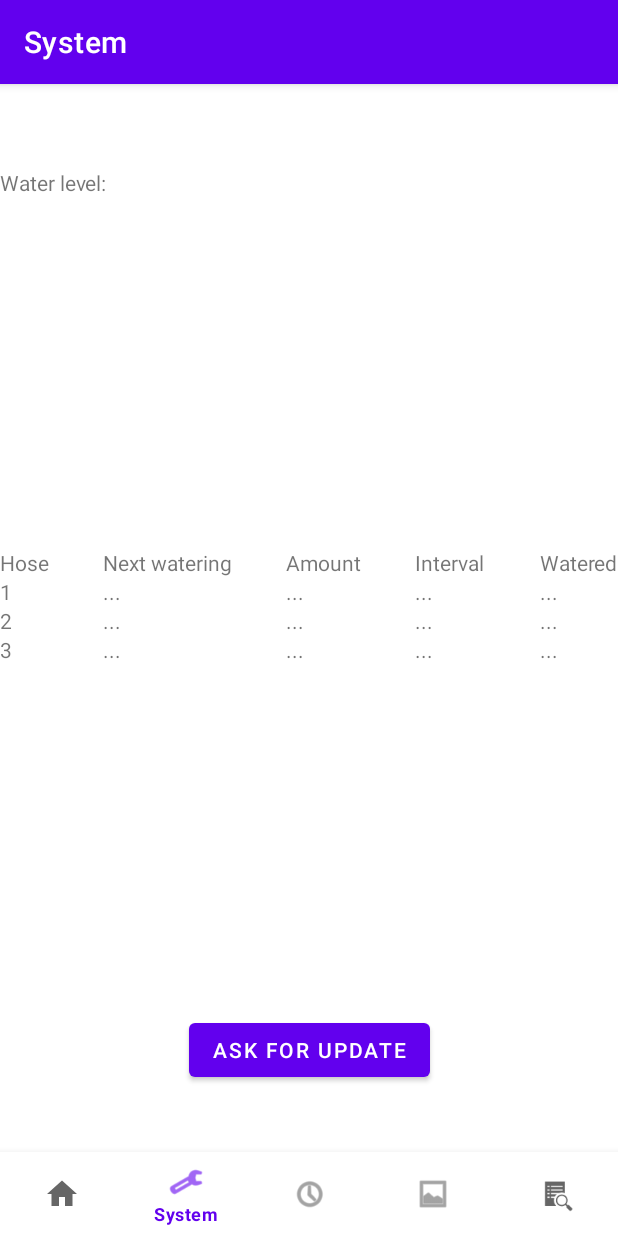
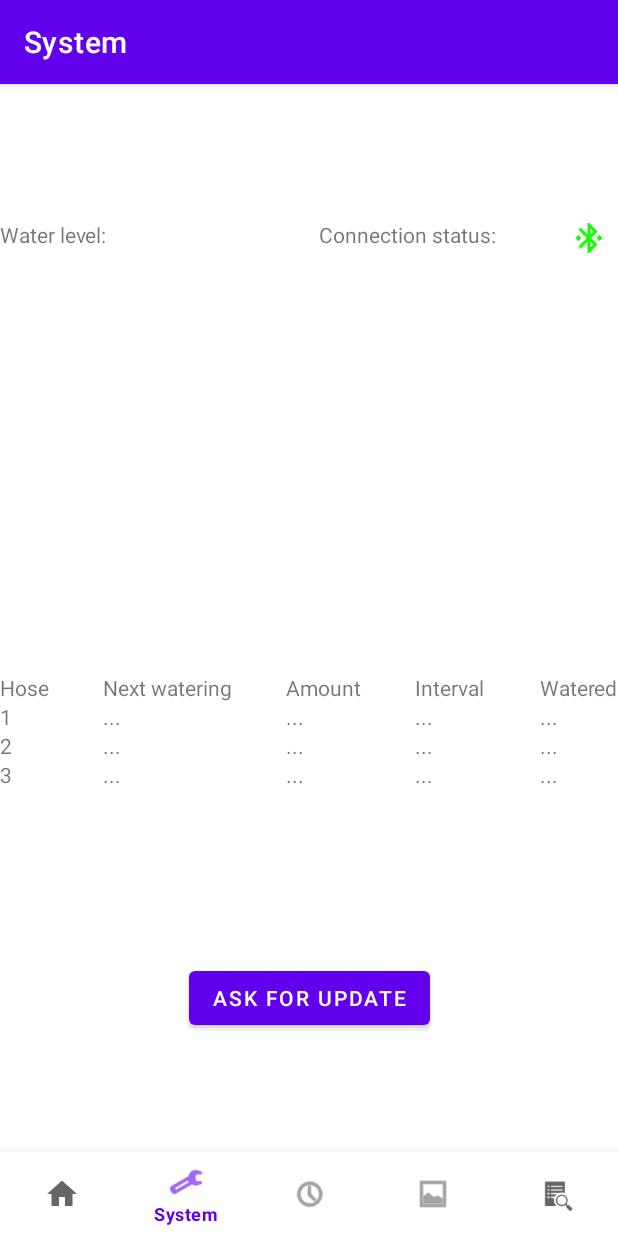
Before and after one commit to heriique/WaterPlants4, an Android app: the SystemFragment screen opened through its navigation route, on a phone screen of 412 x 824 dp. Run offline under Robolectric (Android 15) with nearby library versions, the phone set to English and light mode, and no system bars; our stand-ins replace navigation-ui.

Commit message:
Added connection status icon and disconnect button

```diff
--- a/app/src/main/java/com/example/waterplants/MainActivity.kt
+++ b/app/src/main/java/com/example/waterplants/MainActivity.kt
@@ -14,7 +14,7 @@ class MainActivity : AppCompatActivity() {
 
     private lateinit var binding: ActivityMainBinding
 
-    lateinit var model: Model
+    private lateinit var model: Model
     override fun onCreate(savedInstanceState: Bundle?) {
         super.onCreate(savedInstanceState)
 
--- a/app/src/main/java/com/example/waterplants/model/Model.kt
+++ b/app/src/main/java/com/example/waterplants/model/Model.kt
@@ -95,6 +95,7 @@ class Model private constructor(owner: AppCompatActivity) {
                     systemPlantList[i].intervalDays = ints[i * 5 + 1]
                     systemPlantList[i].amount = ints[i * 5 + 2]
                     systemPlantList[i].hourOfDay = ints[i * 5 + 3]
+                    @Suppress("ControlFlowWithEmptyBody")
                     systemPlantList[i].watered = ints[i * 5 + 4] != 0
                 }
                 systemPlants.postValue(systemPlantList)
@@ -107,7 +108,7 @@ class Model private constructor(owner: AppCompatActivity) {
             }
             // System is sending a message to display in app
             else if (msg[0] == 'i') {
-                Toast.makeText(instance!!._owner, "${msg.substring(1)}",Toast.LENGTH_SHORT).show()
+                Toast.makeText(instance!!._owner, msg.substring(1),Toast.LENGTH_SHORT).show()
             }
         }
         return true
--- a/app/src/main/java/com/example/waterplants/ui/home/HomeFragment.kt
+++ b/app/src/main/java/com/example/waterplants/ui/home/HomeFragment.kt
@@ -5,11 +5,11 @@ import android.view.LayoutInflater
 import android.view.View
 import android.view.ViewGroup
 import android.widget.Button
-import android.widget.TextView
+import android.widget.ImageView
 import androidx.fragment.app.Fragment
 import androidx.lifecycle.ViewModelProvider
+import com.example.waterplants.R
 import com.example.waterplants.databinding.FragmentHomeBinding
-import com.example.waterplants.model.Model
 
 class HomeFragment : Fragment() {
 
@@ -31,12 +31,25 @@ class HomeFragment : Fragment() {
         _binding = FragmentHomeBinding.inflate(inflater, container, false)
         val root: View = binding.root
 
-        val textView: TextView = binding.textHome
-        homeViewModel.text.observe(viewLifecycleOwner) {
-            textView.text = it
-        }
         val buttonConnect: Button = binding.buttonConnect
         buttonConnect.setOnClickListener { homeViewModel.connect() }
+
+        // Image
+        val imageView: ImageView = binding.imageView
+        homeViewModel.isConnected.observe(viewLifecycleOwner) {
+            if (it == false) {
+                imageView.setImageResource(R.drawable.baseline_bluetooth_disabled_24)
+                buttonConnect.setOnClickListener { homeViewModel.connect() }
+                buttonConnect.text = getString(R.string.home_connect)
+            }
+            else {
+                imageView.setImageResource(R.drawable.baseline_bluetooth_connected_24)
+                buttonConnect.setOnClickListener {homeViewModel.disconnect()}
+                buttonConnect.text = getString(R.string.home_disconnect)
+            }
+        }
+
+
         return root
     }
 
--- a/app/src/main/java/com/example/waterplants/ui/home/HomeViewModel.kt
+++ b/app/src/main/java/com/example/waterplants/ui/home/HomeViewModel.kt
@@ -7,12 +7,13 @@ import com.example.waterplants.model.Model
 
 class HomeViewModel: ViewModel() {
 
-    private val _text = MutableLiveData<String>().apply {
-        value = "Welcome to PlanteVanner 11000!"
-    }
-    val text: LiveData<String> = _text
+    val isConnected: LiveData<Boolean> get() {return Model.getInstance(null)?.bluetooth?.isConnected ?: MutableLiveData(false) }
 
     fun connect() {
         Model.getInstance(null)?.bluetooth?.connect()
     }
+
+    fun disconnect() {
+        Model.getInstance(null)?.bluetooth?.disconnect()
+    }
 }
--- a/app/src/main/java/com/example/waterplants/ui/schedule/ScheduleViewModel.kt
+++ b/app/src/main/java/com/example/waterplants/ui/schedule/ScheduleViewModel.kt
@@ -7,7 +7,7 @@ import androidx.lifecycle.ViewModel
 class ScheduleViewModel : ViewModel() {
 
     private val _text = MutableLiveData<String>().apply {
-        value = "This is dashboard Fragment"
+        value = "This is schedule Fragment"
     }
     val text: LiveData<String> = _text
 }
--- a/app/src/main/java/com/example/waterplants/ui/system/SystemFragment.kt
+++ b/app/src/main/java/com/example/waterplants/ui/system/SystemFragment.kt
@@ -7,6 +7,7 @@ import android.view.LayoutInflater
 import android.view.View
 import android.view.ViewGroup
 import android.widget.Button
+import android.widget.ImageView
 import com.example.waterplants.R
 import com.example.waterplants.databinding.FragmentSystemBinding
 import com.example.waterplants.model.Model
@@ -167,6 +168,16 @@ class SystemFragment : Fragment() {
             systemViewModel.askForSystemStatus()
         }
 
+        // Image
+        val imageView: ImageView = binding.imageView
+        systemViewModel.isConnected.observe(viewLifecycleOwner) {
+            if (it == false)
+                imageView.setImageResource(R.drawable.baseline_bluetooth_disabled_24)
+
+            else
+                imageView.setImageResource(R.drawable.baseline_bluetooth_connected_24)
+        }
+
         return root
     }
 
--- a/app/src/main/java/com/example/waterplants/ui/system/SystemViewModel.kt
+++ b/app/src/main/java/com/example/waterplants/ui/system/SystemViewModel.kt
@@ -2,7 +2,6 @@ package com.example.waterplants.ui.system
 
 import androidx.lifecycle.LiveData
 import androidx.lifecycle.MutableLiveData
-import androidx.lifecycle.Transformations
 import androidx.lifecycle.ViewModel
 import com.example.waterplants.model.Model
 import com.example.waterplants.model.Plant
@@ -10,6 +9,7 @@ import com.example.waterplants.model.Plant
 class SystemViewModel : ViewModel() {
     val systemWaterLevel: LiveData<Int?> = Model.getInstance(null)?.systemWaterLevel!!
     val systemPlants: LiveData<List<Plant>> = Model.getInstance(null)?.systemPlants!!
+    val isConnected: LiveData<Boolean> get() {return Model.getInstance(null)?.bluetooth?.isConnected ?: MutableLiveData(false) }
 
     fun askForSystemStatus() {
         Model.getInstance(null)?.askForSystemStatus()
--- /dev/null
+++ b/app/src/main/res/drawable/baseline_bluetooth_connected_24.xml
@@ -0,0 +1,5 @@
+<vector android:height="24dp" android:tint="#12FD00"
+    android:viewportHeight="24" android:viewportWidth="24"
+    android:width="24dp" xmlns:android="http://schemas.android.com/apk/res/android">
+    <path android:fillColor="@android:color/white" android:pathData="M7,12l-2,-2 -2,2 2,2 2,-2zM17.71,7.71L12,2h-1v7.59L6.41,5 5,6.41 10.59,12 5,17.59 6.41,19 11,14.41L11,22h1l5.71,-5.71 -4.3,-4.29 4.3,-4.29zM13,5.83l1.88,1.88L13,9.59L13,5.83zM14.88,16.29L13,18.17v-3.76l1.88,1.88zM19,10l-2,2 2,2 2,-2 -2,-2z"/>
+</vector>
--- /dev/null
+++ b/app/src/main/res/drawable/baseline_bluetooth_disabled_24.xml
@@ -0,0 +1,5 @@
+<vector android:height="24dp" android:tint="#FD0001"
+    android:viewportHeight="24" android:viewportWidth="24"
+    android:width="24dp" xmlns:android="http://schemas.android.com/apk/res/android">
+    <path android:fillColor="@android:color/white" android:pathData="M13,5.83l1.88,1.88 -1.6,1.6 1.41,1.41 3.02,-3.02L12,2h-1v5.03l2,2v-3.2zM5.41,4L4,5.41 10.59,12 5,17.59 6.41,19 11,14.41V22h1l4.29,-4.29 2.3,2.29L20,18.59 5.41,4zM13,18.17v-3.76l1.88,1.88L13,18.17z"/>
+</vector>
--- a/app/src/main/res/layout/fragment_system.xml
+++ b/app/src/main/res/layout/fragment_system.xml
@@ -6,13 +6,40 @@
     android:layout_height="match_parent"
     tools:context=".ui.system.SystemFragment">
 
-    <TextView
-        android:id="@+id/text_system_water_level"
+    <LinearLayout
+        android:id="@+id/layout_linear"
         android:layout_width="match_parent"
         android:layout_height="wrap_content"
-        android:text="@string/system_water_level"
+        android:layout_marginBottom="243dp"
+        android:orientation="horizontal"
+        app:layout_constraintBottom_toTopOf="@+id/tableLayout"
+        app:layout_constraintEnd_toEndOf="parent"
         app:layout_constraintStart_toStartOf="parent"
-        app:layout_constraintTop_toTopOf="parent" />
+        app:layout_constraintTop_toTopOf="parent">
+
+        <TextView
+            android:id="@+id/text_system_water_level"
+            android:layout_width="wrap_content"
+            android:layout_height="wrap_content"
+            android:layout_weight="10"
+            android:text="@string/system_water_level" />
+
+        <TextView
+            android:id="@+id/text_system_connection"
+            android:layout_width="wrap_content"
+            android:layout_height="wrap_content"
+            android:layout_weight="3"
+            android:text="@string/connection_status" />
+
+        <ImageView
+            android:id="@+id/imageView"
+            android:layout_width="wrap_content"
+            android:layout_height="wrap_content"
+            android:layout_weight="1"
+            android:contentDescription="@string/connection_status"
+            android:src="@drawable/baseline_bluetooth_disabled_24"
+            android:scaleType="centerInside"/>
+    </LinearLayout>
 
     <TableLayout
         android:id="@+id/tableLayout"
@@ -20,7 +47,7 @@
         android:layout_height="wrap_content"
         app:layout_constraintBottom_toTopOf="@+id/button_system_update"
         app:layout_constraintStart_toStartOf="parent"
-        app:layout_constraintTop_toBottomOf="@+id/text_system_water_level">
+        app:layout_constraintTop_toBottomOf="@id/layout_linear">
 
         <TableRow
             android:layout_width="match_parent"
@@ -92,6 +119,7 @@
                 android:layout_height="wrap_content"
                 android:layout_weight="1"
                 android:text="@string/system_empty" />
+
             <TextView
                 android:id="@+id/text_system_watered1"
                 android:layout_width="wrap_content"
@@ -186,10 +214,12 @@
         android:id="@+id/button_system_update"
         android:layout_width="wrap_content"
         android:layout_height="wrap_content"
+        android:layout_marginTop="81dp"
         android:layout_marginBottom="100dp"
         android:text="@string/system_update"
         app:layout_constraintBottom_toBottomOf="parent"
         app:layout_constraintEnd_toEndOf="parent"
-        app:layout_constraintStart_toStartOf="parent" />
+        app:layout_constraintStart_toStartOf="parent"
+        app:layout_constraintTop_toBottomOf="@+id/tableLayout" />
 
 </androidx.constraintlayout.widget.ConstraintLayout>
--- /dev/null
+++ b/app/src/main/res/values/ic_bluetooth_connected_background.xml
@@ -0,0 +1,4 @@
+<?xml version="1.0" encoding="utf-8"?>
+<resources>
+    <color name="ic_bluetooth_connected_background">#000000</color>
+</resources>
--- a/app/src/main/res/values/strings.xml
+++ b/app/src/main/res/values/strings.xml
@@ -5,7 +5,7 @@
     <string name="title_schedule">Schedule</string>
     <string name="title_plants">Plants</string>
     <string name="title_test">Test</string>
-    <string name="button_connect">Connect</string>
+    <string name="home_connect">Connect</string>
     <string name="system_hose">Hose</string>
     <string name="system_next_watering">Next watering</string>
     <string name="system_amount">Amount</string>
@@ -19,4 +19,6 @@
     <string name="no">No</string>
     <string name="system_days">days</string>
     <string name="system_hours">hours</string>
+    <string name="connection_status">Connection status:</string>
+    <string name="home_disconnect">Disconnect</string>
 </resources>
```
Also changed, not shown: app/src/main/java/com/example/waterplants/model/MessageThread.kt (+4 -4 lines), app/src/main/java/com/example/waterplants/model/MyBluetooth.kt (+10 -7 lines), app/src/main/java/com/example/waterplants/ui/test/TestFragment.kt (+0 -1 lines), app/src/main/res/layout/fragment_home.xml (+25 -11 lines), app/src/main/ic_bluetooth_connected-playstore.png (added).
